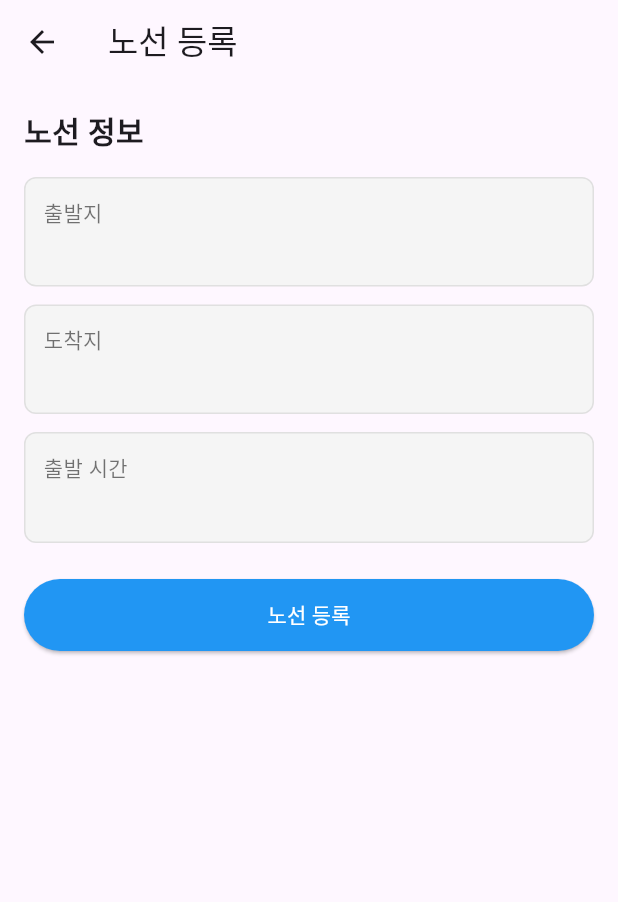
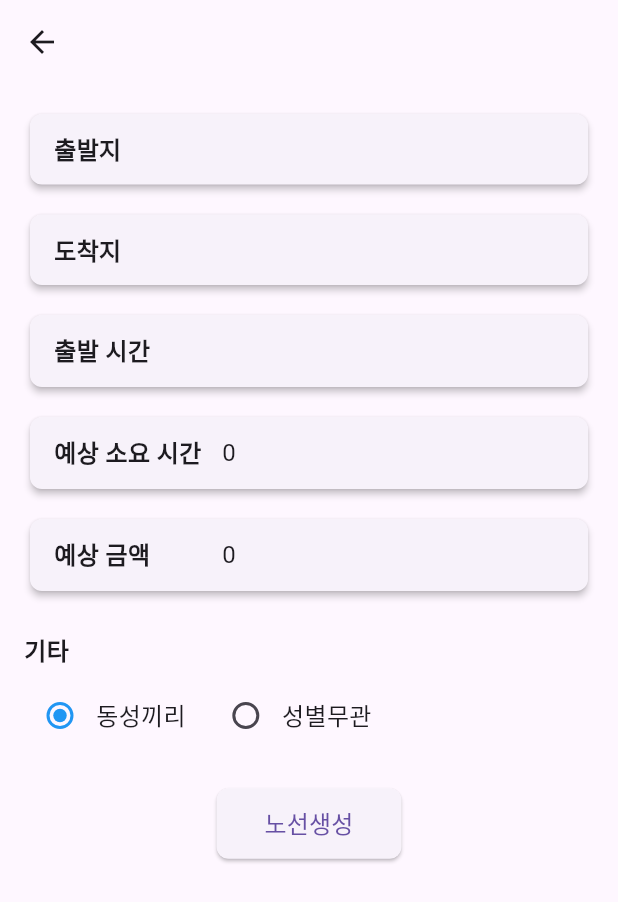
Before and after one commit to RYUjeonghyeon911/new-moata-flutter, a Flutter app: the RouteRegistrationPage screen opened directly with empty values, on a phone screen of 412 x 824 dp. Shown: the top 902 px of the screen. Run offline on Flutter 3.47's test engine with Material 3 defaults, Android fonts, the phone set to English and light mode, and no system bars; our stand-ins replace geocoding; missing offline and left inert: flutter_naver_map.

Commit message:
12/18일 발표전 최종 수정

```diff
--- a/lib/4.dart
+++ b/lib/4.dart
@@ -35,6 +35,7 @@ class VerificationScreen extends StatelessWidget {
           mainAxisAlignment: MainAxisAlignment.center,
           crossAxisAlignment: CrossAxisAlignment.stretch,
           children: [
+            SizedBox(height: 40), // 상단 여백 추가
             Text(
               '시작해볼까요?',
               style: TextStyle(
@@ -62,27 +63,36 @@ class VerificationScreen extends StatelessWidget {
               ),
               textAlign: TextAlign.center,
             ),
-            Spacer(),
-            ElevatedButton(
+            SizedBox(height: 60), // 버튼 위의 여백을 조정
+            Center(
+              child: SizedBox(
+                width: double.infinity,
+                child: ElevatedButton(
                   onPressed: () {
                     Navigator.push(
                       context,
-                  MaterialPageRoute(builder: (context) =>
-                  NameInputScreen()),
+                      MaterialPageRoute(builder: (context) => NameInputScreen()),
                     );
                   },
                   style: ElevatedButton.styleFrom(
-                backgroundColor: Colors.blue, // 버튼 배경 색상
+                    backgroundColor: Colors.blue, // 버튼 색상
                     shape: RoundedRectangleBorder(
-                  borderRadius: BorderRadius.circular(8),
+                      borderRadius: BorderRadius.circular(8), // 모서리 둥글게
                     ),
-                padding: EdgeInsets.symmetric(vertical: 16),
+                    padding: EdgeInsets.symmetric(vertical: 16), // 상하 패딩 설정
                   ),
                   child: Text(
                     '확인',
-                style: TextStyle(fontSize: 18),
+                    style: TextStyle(
+                      color: Colors.white, // 버튼 텍스트 색상
+                      fontSize: 16, // 글자 크기
+                      fontWeight: FontWeight.bold, // 글자 굵기
                     ),
                   ),
+                ),
+              ),
+            ),
+            SizedBox(height: 40), // 하단 여백 추가
           ],
         ),
       ),
--- a/lib/6.dart
+++ b/lib/6.dart
@@ -28,7 +28,7 @@ class _NumberInputScreenState extends State<NumberInputScreen> {
     super.initState();
     _controller.addListener(() {
       setState(() {
-        _isButtonEnabled = _controller.text.length >= 2;
+        _isButtonEnabled = _controller.text.length >= 11;
       });
     });
   }
--- a/lib/9.dart
+++ b/lib/9.dart
@@ -1,55 +1,78 @@
 import 'package:flutter/material.dart';
 
-class RouteRegistrationPage extends StatelessWidget {
-  final String startLocation;
-  final String destinationLocation;
-  final String departureTime;
+class RouteRegistrationPage extends StatefulWidget {
+  final String startLocation; // \u출발지
+  final String destinationLocation; // 도착지
+  final String departureTime; // 출발 시간
+  final String? durationInSeconds; //estimatedTime; // 예상 소요 시간
+  final String? taxiFare; //estimatedCost; // 예상 금액
 
   const RouteRegistrationPage({
     Key? key,
     required this.startLocation,
     required this.destinationLocation,
     required this.departureTime,
+    this.durationInSeconds,
+    this.taxiFare//estimatedCost,
   }) : super(key: key);
+
+  @override
+  State<RouteRegistrationPage> createState() => _RouteRegistrationPageState();
+}
+
+class _RouteRegistrationPageState extends State<RouteRegistrationPage> {
+  String _selectedOption = '동성끼리'; // 기본 선택값
 
   @override
   Widget build(BuildContext context) {
     return Scaffold(
       appBar: AppBar(
-        title: const Text('노선 등록'),
+        title: const Text(''),
+        centerTitle: true,
       ),
       body: Padding(
         padding: const EdgeInsets.all(16.0),
         child: Column(
           crossAxisAlignment: CrossAxisAlignment.start,
           children: [
+            _buildInfoCard('출발지', widget.startLocation),
+            const SizedBox(height: 12),
+            _buildInfoCard('도착지', widget.destinationLocation),
+            const SizedBox(height: 12),
+            _buildInfoCard('출발 시간', widget.departureTime),
+            const SizedBox(height: 12),
+            _buildInfoCard('예상 소요 시간', widget.durationInSeconds ?? '0'),
+            const SizedBox(height: 12),
+            _buildInfoCard('예상 금액', widget.taxiFare ?? '0' ),
+            const SizedBox(height: 24),
             const Text(
-              '노선 정보',
-              style: TextStyle(fontSize: 20, fontWeight: FontWeight.bold),
+              '기타',
+              style: TextStyle(
+                fontSize: 16,
+                fontWeight: FontWeight.bold,
               ),
-            const SizedBox(height: 16),
-            _infoCard('출발지', startLocation),
-            const SizedBox(height: 12),
-            _infoCard('도착지', destinationLocation),
-            const SizedBox(height: 12),
-            _infoCard('출발 시간', departureTime),
+            ),
+            const SizedBox(height: 8),
+            Row(
+              children: [
+                _buildRadioOption('동성끼리'),
+                const SizedBox(width: 16),
+                _buildRadioOption('성별무관'),
+              ],
+            ),
             const SizedBox(height: 24),
-            // 등록 버튼
             Center(
               child: ElevatedButton(
                 onPressed: () {
-                  // 등록 완료 로직 구현 (예: 저장, DB 연동 등)
-                  ScaffoldMessenger.of(context).showSnackBar(
-                    const SnackBar(content: Text('노선이 등록되었습니다.')),
-                  );
-                  Navigator.pop(context);
+                  Navigator.pop(context); // 이전 페이지로 돌아감
                 },
                 style: ElevatedButton.styleFrom(
-                  backgroundColor: Colors.blue,
-                  foregroundColor: Colors.white,
-                  minimumSize: const Size(double.infinity, 48),
+                  padding: const EdgeInsets.symmetric(horizontal: 32, vertical: 12),
+                  shape: RoundedRectangleBorder(
+                    borderRadius: BorderRadius.circular(8),
                   ),
-                child: const Text('노선 등록'),
+                ),
+                child: const Text('노선생성', style: TextStyle(fontSize: 16)),
               ),
             ),
           ],
@@ -58,36 +81,60 @@ class RouteRegistrationPage extends StatelessWidget {
     );
   }
 
-  // 정보 카드 위젯
-  Widget _infoCard(String title, String value) {
-    return Container(
-      width: double.infinity,
-      padding: const EdgeInsets.all(12),
-      decoration: BoxDecoration(
-        color: Colors.grey[100],
-        border: Border.all(color: Colors.grey[300]!),
+  Widget _buildInfoCard(String title, String value) {
+    return Card(
+      shape: RoundedRectangleBorder(
         borderRadius: BorderRadius.circular(8),
       ),
-      child: Column(
+      elevation: 2,
+      child: Padding(
+        padding: const EdgeInsets.symmetric(horizontal: 16, vertical: 12),
+        child: Row(
           crossAxisAlignment: CrossAxisAlignment.start,
           children: [
-          Text(
+            SizedBox(
+              width: 100,
+              child: Text(
                 title,
                 style: const TextStyle(
-              fontSize: 14,
-              color: Colors.black54,
+                  fontWeight: FontWeight.bold,
+                  fontSize: 16,
                 ),
               ),
-          const SizedBox(height: 4),
-          Text(
+            ),
+            const SizedBox(width: 12),
+            Expanded(
+              child: Text(
                 value,
                 style: const TextStyle(
                   fontSize: 16,
-              fontWeight: FontWeight.bold,
+                ),
               ),
             ),
           ],
         ),
+      ),
+    );
+  }
+
+  Widget _buildRadioOption(String title) {
+    return Row(
+      children: [
+        Radio<String>(
+          value: title,
+          groupValue: _selectedOption,
+          onChanged: (String? value) {
+            setState(() {
+              _selectedOption = value!;
+            });
+          },
+          activeColor: Colors.blue,
+        ),
+        Text(
+          title,
+          style: const TextStyle(fontSize: 16),
+        ),
+      ],
     );
   }
 }
```
Also changed, not shown: lib/1.dart (+27 -16 lines), lib/2.dart (+7 -7 lines), lib/8.dart (+36 -8 lines). Lines whose indentation alone changed are shown as unchanged.
